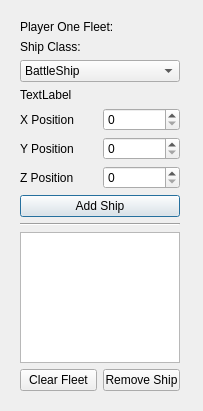
This is teamonemenu.ui in BenjaminHCheung/Starship-Chess as Qt 5 draws it before an edit. The edited form follows.
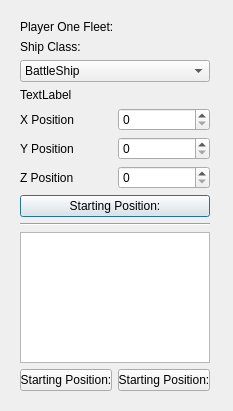
This is the edited form.

Diff of the .ui file:
```diff
--- a/teamonemenu.ui
+++ b/teamonemenu.ui
@@ -6,7 +6,7 @@
    <rect>
     <x>0</x>
     <y>0</y>
-    <width>203</width>
+    <width>233</width>
     <height>411</height>
    </rect>
   </property>
@@ -18,7 +18,7 @@
     <rect>
      <x>20</x>
      <y>20</y>
-     <width>160</width>
+     <width>190</width>
      <height>371</height>
     </rect>
    </property>
@@ -105,7 +105,7 @@
     <item>
      <widget class="QPushButton" name="pushButton">
       <property name="text">
-       <string>Add Ship</string>
+       <string>Starting Position:</string>
       </property>
      </widget>
     </item>
@@ -134,14 +134,14 @@
       <item>
        <widget class="QPushButton" name="pushButton_3">
         <property name="text">
-         <string>Clear Fleet</string>
+         <string>Starting Position:</string>
         </property>
        </widget>
       </item>
       <item>
        <widget class="QPushButton" name="pushButton_2">
         <property name="text">
-         <string>Remove Ship</string>
+         <string>Starting Position:</string>
         </property>
        </widget>
       </item>
```
